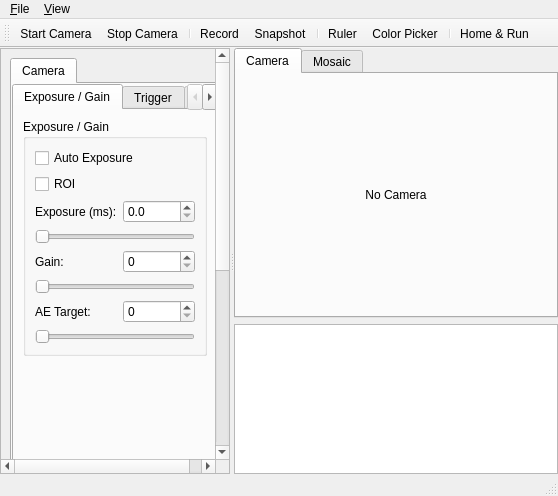
Qt form src/microscope_app/MainWindow.ui (dakoner/microscope_app) before a commit.
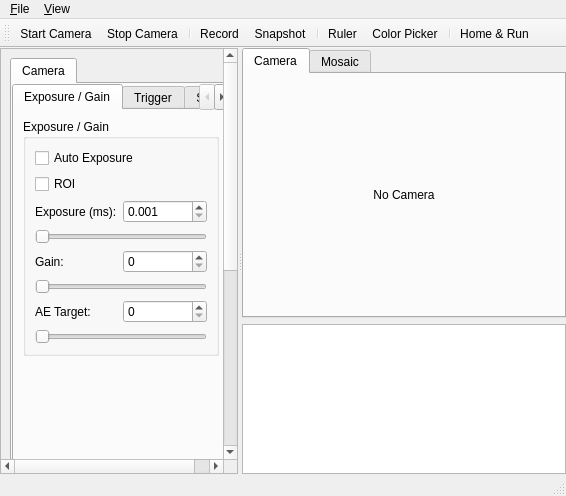
The same form after that commit. Custom widgets are drawn as their Qt base class.

Commit message: Fix exposure slider

```diff
--- a/src/microscope_app/MainWindow.ui
+++ b/src/microscope_app/MainWindow.ui
@@ -54,9 +54,10 @@
                  </item>
                  <item row="2" column="1">
                   <widget class="QDoubleSpinBox" name="m_spinExposureTime">
-                   <property name="minimum"><double>0.010000000000000</double></property>
+                   <property name="minimum"><double>0.001000000000000</double></property>
                    <property name="maximum"><double>15000.000000000000000</double></property>
-                   <property name="decimals"><number>1</number></property>
+                   <property name="decimals"><number>3</number></property>
+                   <property name="singleStep"><double>0.001000000000000</double></property>
                   </widget>
                  </item>
                  <item row="3" column="0" colspan="2">
```
The commit also changes 1 other file.
